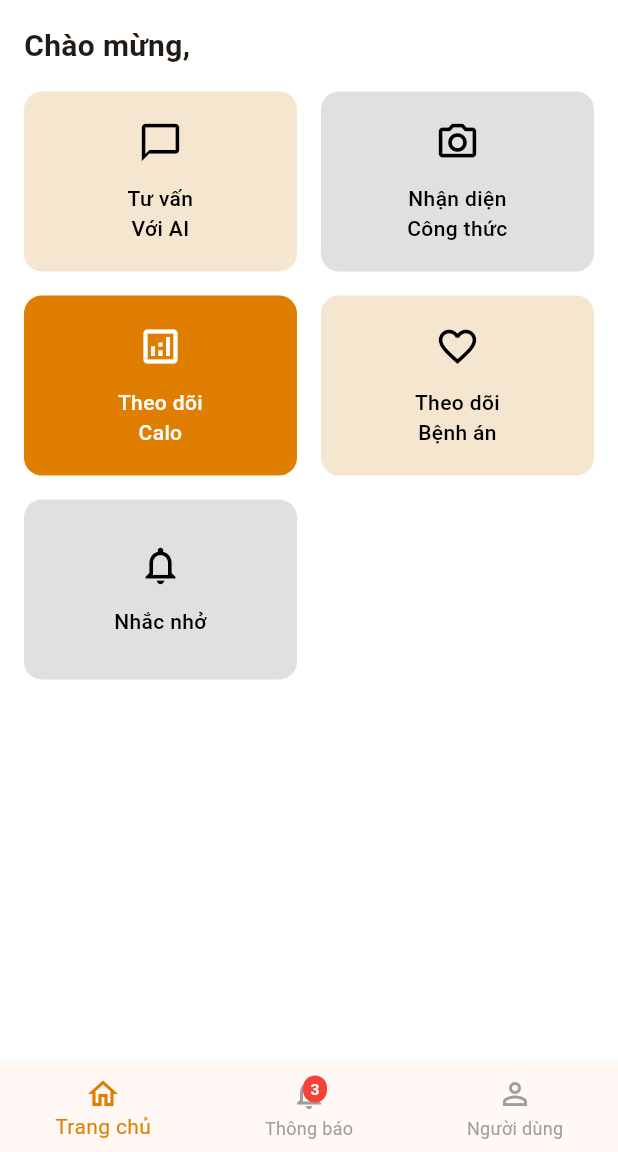
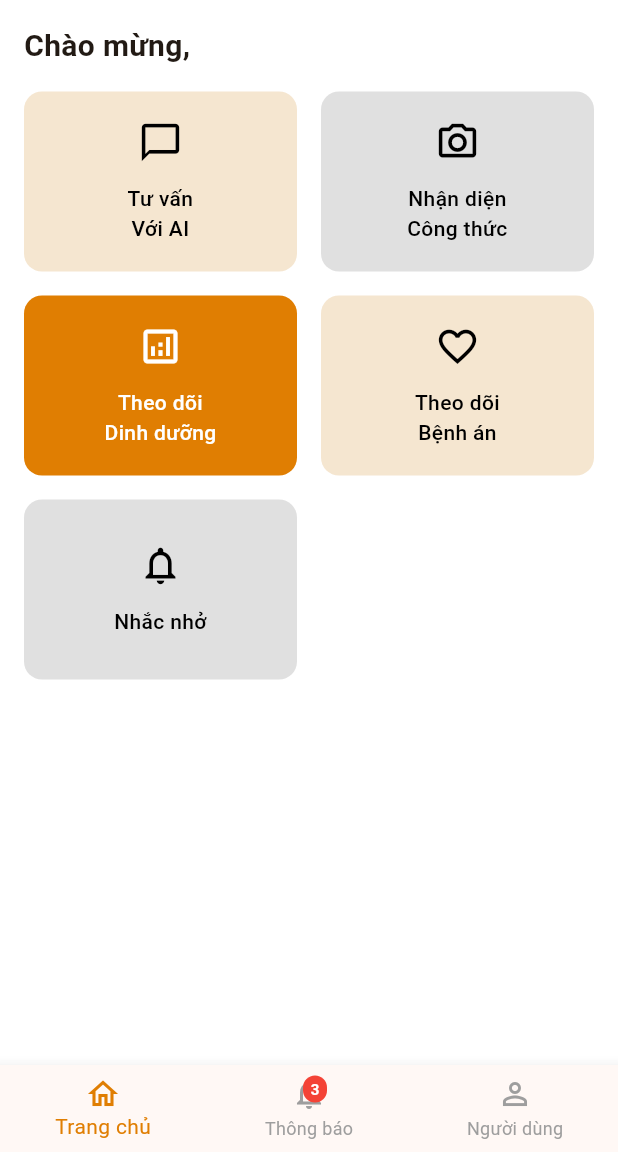
Before and after one commit to MarkjoinedGit/nutri-ai, a Flutter app: the DashboardScreen screen opened by its route, on a phone screen of 412 x 824 dp, the part 84-1236 px from its top. Run offline on Flutter 3.47's test engine with Material 3 defaults, Android fonts, the phone set to English and light mode, and no system bars; our stand-ins replace flutter_local_notifications, flutter_markdown, image_picker, permission_handler, shared_preferences, timezone; accounts and stored records are empty; network calls fail.

Commit message:
fix: string

```diff
--- a/lib/screens/recipe_recognition_screen.dart
+++ b/lib/screens/recipe_recognition_screen.dart
@@ -27,6 +27,7 @@ class _RecipeRecognitionScreenState extends State<RecipeRecognitionScreen> {
   bool _isLoadingDish = false;
   bool _isLoadingRecipe = false;
   NutritionInfo? _nutritionInfo;
+  // ignore: unused_field
   String? _dishName;
   String? _recipeResult;
   String? _errorMessage;
--- a/lib/services/recipe_service.dart
+++ b/lib/services/recipe_service.dart
@@ -88,7 +88,6 @@ class RecipeService {
   }
 
   Future<String> generateRecipe(String userId, String dishName) async {
-    print('Generating recipe for dish: $dishName');
     try {
       var request = http.MultipartRequest(
         'POST',
--- a/lib/utils/strings_vi_util.dart
+++ b/lib/utils/strings_vi_util.dart
@@ -16,7 +16,7 @@ class StringsVi {
   // Features
   String get chatConsultation => "Tư vấn\nVới AI";
   String get recipeRecognition => "Nhận diện\nCông thức";
-  String get calorieTracking => "Theo dõi\nCalo";
+  String get calorieTracking => "Theo dõi\nDinh dưỡng";
   String get healthMonitoring => "Theo dõi\nBệnh án";
   String get reminders => "Nhắc nhở";
   String get mealPlans => "Kế hoạch\nBữa ăn";
@@ -195,7 +195,7 @@ class StringsVi {
   String get consultationDeleted => 'Đã xóa cuộc tư vấn';
 
   // Health Monitoring Screen
-  String get healthMonitoringInLine => "Theo Dõi Sức Khỏe";
+  String get healthMonitoringInLine => "Theo Dõi Bệnh Án";
   String get noMedicalRecordsFound =>
       "Không tìm thấy bệnh án nào. Tải lên bệnh án đầu tiên của bạn.";
   String get uploadMedicalRecord => "Tải Lên Bệnh Án";
@@ -252,7 +252,8 @@ class StringsVi {
   String get recipeGenerated => "Tạo công thức món ăn...";
   String get recognizedDish => "Món ăn đã nhận diện";
   String get editDishName => "Chỉnh sửa tên món ăn";
-  String get confirmDishName => "Xác nhận tên món ăn hoặc chỉnh sửa trước khi tạo công thức.";
+  String get confirmDishName =>
+      "Xác nhận tên món ăn hoặc chỉnh sửa trước khi tạo công thức.";
   String get confirmDishNameShort => "Xác nhận tên món ăn";
   String get weRecognizedThisDishAs => "Chúng tôi đã nhận diện món ăn này là:";
   String get dishName => "Tên món ăn";
```
